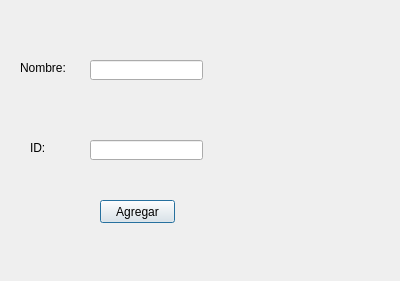
The window that agregar_pac.ui (MarianaGG3/TrabajoFinal_info) describes before a commit, drawn with Qt 5.
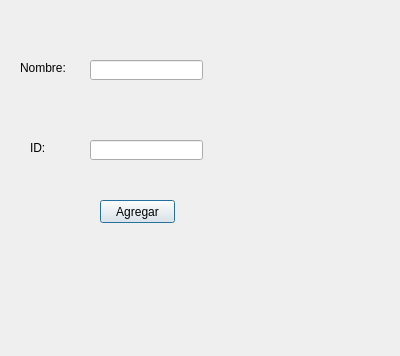
The same window after the commit.

Commit message: mostrar ventana agregar paciente-asociarlo

```diff
--- a/agregar_pac.ui
+++ b/agregar_pac.ui
@@ -7,7 +7,7 @@
     <x>0</x>
     <y>0</y>
     <width>400</width>
-    <height>281</height>
+    <height>356</height>
    </rect>
   </property>
   <property name="windowTitle">
```
Left out of the diff: 2 changed lines with no effect on the pictures. The commit also changes 4 other files.
